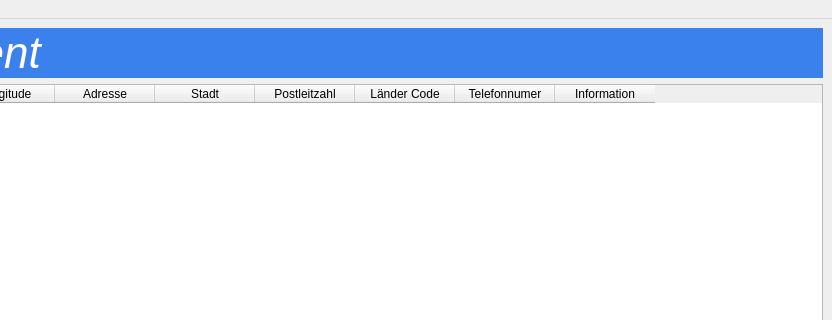
The window that src/main_window.ui (bbulis-tgm/pois_management) describes before a commit, drawn with Qt 5; both pictures show x 355 to 1187 and y 0 to 320 of the 1187 by 721 pixel window.
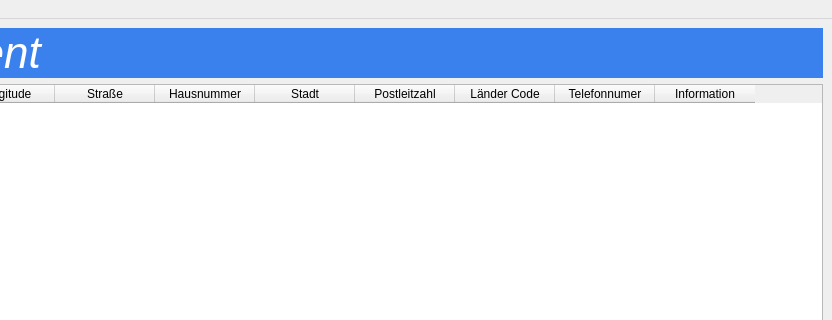
The same window after the commit.

What changed in the file:
```diff
--- a/src/main_window.ui
+++ b/src/main_window.ui
@@ -76,7 +76,12 @@
       </column>
       <column>
        <property name="text">
-        <string>Adresse</string>
+        <string>Straße</string>
+       </property>
+      </column>
+      <column>
+       <property name="text">
+        <string>Hausnummer</string>
        </property>
       </column>
       <column>
```
